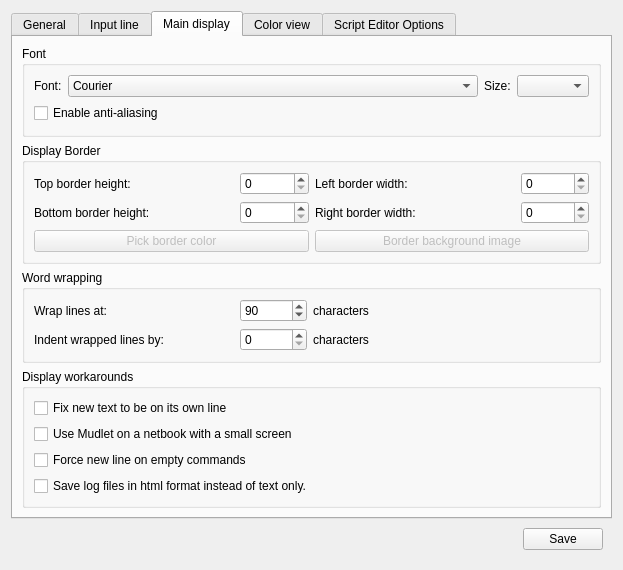
Qt form src/ui/profile_preferences.ui (Mudlet/Mudlet) before a commit.
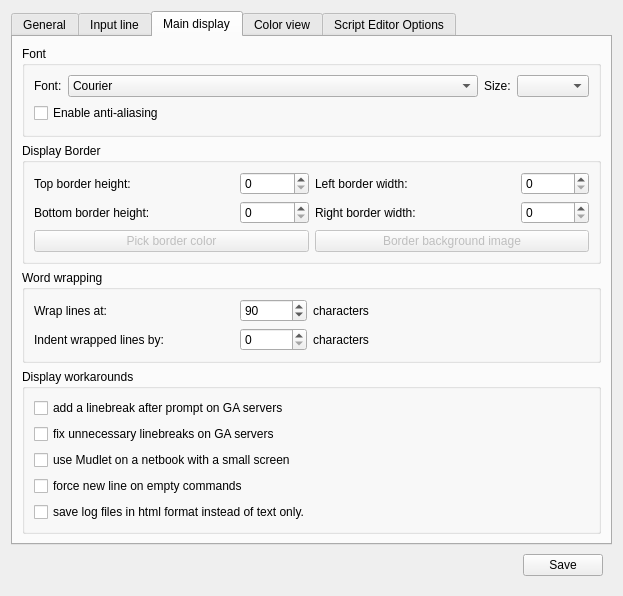
The same form after that commit. The open tabs and pages were chosen to show the change. Icons and pictures are not drawn.

Patch:
```diff
--- a/src/ui/profile_preferences.ui
+++ b/src/ui/profile_preferences.ui
@@ -531,6 +531,18 @@
           <string>Display workarounds</string>
          </property>
          <layout class="QVBoxLayout" name="verticalLayout_2">
+          <item>
+           <widget class="QCheckBox" name="checkBox_LF_ON_GA">
+            <property name="toolTip">
+             <string>Some MUDs (notably all IRE ones) suffer from a bug where they don't properly
+communicate with the client on where a newline should be. Enable this to fix text
+from getting appended to the previous prompt line</string>
+            </property>
+            <property name="text">
+             <string>add a linebreak after prompt on GA servers</string>
+            </property>
+           </widget>
+          </item>
           <item>
            <widget class="QCheckBox" name="checkBox_USE_IRE_DRIVER_BUGFIX">
             <property name="toolTip">
@@ -539,7 +551,7 @@
 from getting appended to the previous prompt line</string>
             </property>
             <property name="text">
-             <string>Fix new text to be on its own line</string>
+             <string>fix unnecessary linebreaks on GA servers</string>
             </property>
            </widget>
           </item>
@@ -550,7 +562,7 @@
 or some other computer model that has a small screen.</string>
             </property>
             <property name="text">
-             <string>Use Mudlet on a netbook with a small screen</string>
+             <string>use Mudlet on a netbook with a small screen</string>
             </property>
            </widget>
           </item>
@@ -561,7 +573,7 @@
 &quot; to your command input on empty commands. This option will rarely be necessary.</string>
             </property>
             <property name="text">
-             <string>Force new line on empty commands</string>
+             <string>force new line on empty commands</string>
             </property>
            </widget>
           </item>
@@ -571,7 +583,7 @@
              <string>Switch log file format from HTML to raw stream dump in logfiles as sent by server. The logfile can then be can be loaded by Mudlet to test your trigger systems offline.</string>
             </property>
             <property name="text">
-             <string>Save log files in html format instead of text only.</string>
+             <string>save log files in html format instead of text only.</string>
             </property>
            </widget>
           </item>
```
Left out of the diff: 2 changed lines with no effect on the pictures.
